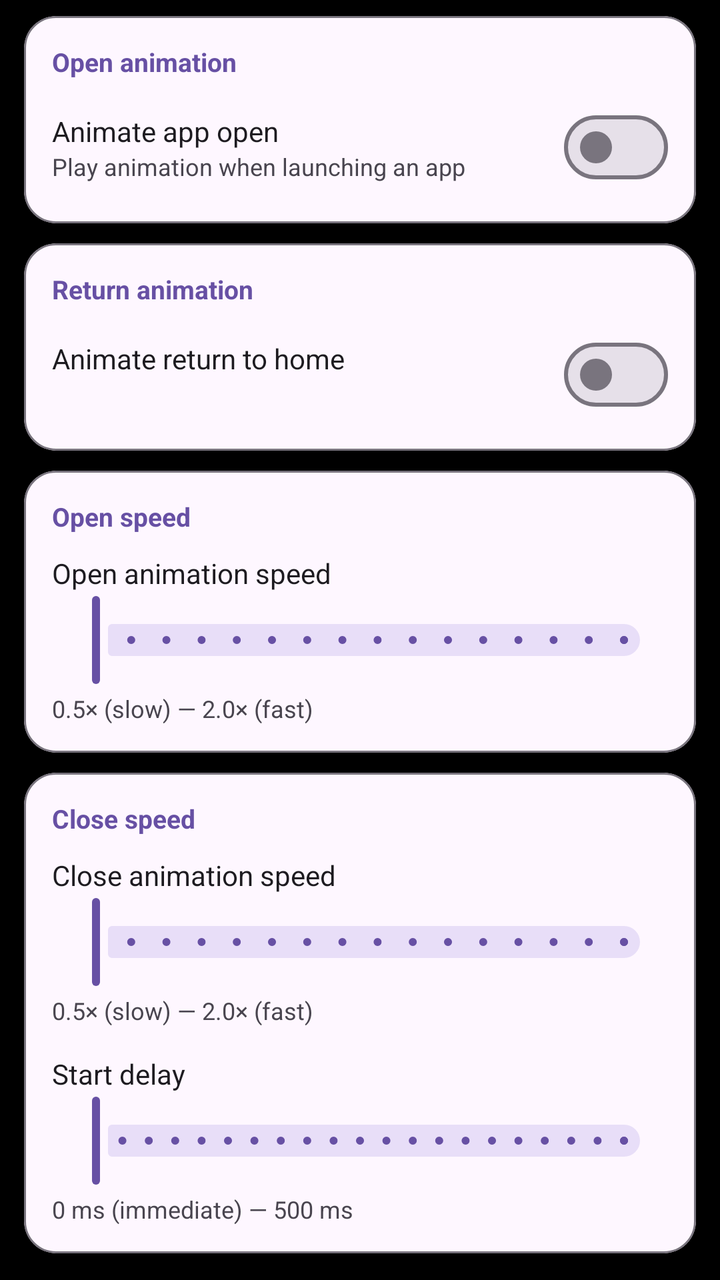
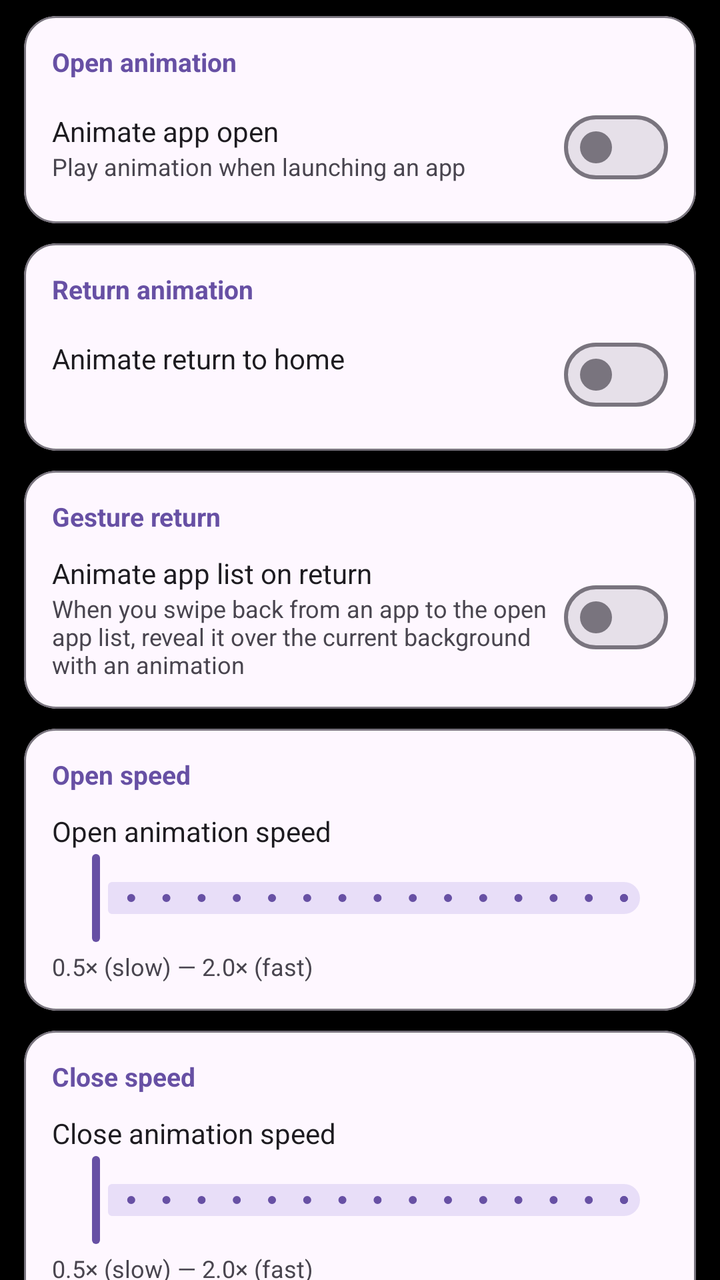

Before-and-after screenshots of an Android layout around one commit, followed by the original layout XML and the change that was made.
<!-- AndroidManifest.xml: application theme Theme.CloX -->
<!-- res/layout/fragment_settings_animation.xml -->
<?xml version="1.0" encoding="utf-8"?>
<androidx.core.widget.NestedScrollView
    xmlns:android="http://schemas.android.com/apk/res/android"
    xmlns:app="http://schemas.android.com/apk/res-auto"
    android:layout_width="match_parent"
    android:layout_height="match_parent"
    android:clipToPadding="false"
    android:fillViewport="true">

    <LinearLayout
        android:layout_width="match_parent"
        android:layout_height="wrap_content"
        android:orientation="vertical"
        android:paddingTop="8dp"
        android:paddingBottom="16dp">

        
        <com.google.android.material.card.MaterialCardView
            android:layout_width="match_parent" android:layout_height="wrap_content"
            android:layout_marginHorizontal="12dp" android:layout_marginBottom="10dp"
            app:cardCornerRadius="16dp" app:cardElevation="0dp"
            app:strokeWidth="1dp" app:strokeColor="?attr/colorOutline"
            app:cardBackgroundColor="?attr/colorSurface">
            <LinearLayout android:layout_width="match_parent" android:layout_height="wrap_content"
                android:orientation="vertical" android:padding="14dp">

                <TextView android:layout_width="wrap_content" android:layout_height="wrap_content"
                    android:text="@string/anim_setting_open_category"
                    android:textSize="13sp" android:textStyle="bold"
                    android:textColor="?attr/colorPrimary" android:layout_marginBottom="10dp" />

                
                <LinearLayout android:layout_width="match_parent" android:layout_height="wrap_content"
                    android:orientation="horizontal" android:gravity="center_vertical">
                    <LinearLayout android:layout_width="0dp" android:layout_height="wrap_content"
                        android:layout_weight="1" android:orientation="vertical">
                        <TextView android:layout_width="wrap_content" android:layout_height="wrap_content"
                            android:text="@string/anim_setting_open_title"
                            android:textSize="14sp" android:textColor="?attr/colorOnSurface" />
                        <TextView android:layout_width="wrap_content" android:layout_height="wrap_content"
                            android:text="@string/anim_setting_open_summary"
                            android:textSize="12sp" android:textColor="?attr/colorOnSurfaceVariant" />
                    </LinearLayout>
                    <com.google.android.material.materialswitch.MaterialSwitch
                        android:id="@+id/switchOpenAnim"
                        android:layout_width="wrap_content" android:layout_height="wrap_content" />
                </LinearLayout>

                
                <LinearLayout android:id="@+id/rowOpenAnimType"
                    android:layout_width="match_parent" android:layout_height="wrap_content"
                    android:orientation="horizontal" android:gravity="center_vertical"
                    android:layout_marginTop="14dp"
                    android:clickable="true" android:focusable="true"
                    android:background="?attr/selectableItemBackground"
                    android:visibility="gone">
                    <LinearLayout android:layout_width="0dp" android:layout_height="wrap_content"
                        android:layout_weight="1" android:orientation="vertical">
                        <TextView android:layout_width="wrap_content" android:layout_height="wrap_content"
                            android:text="@string/anim_setting_open_type_title"
                            android:textSize="14sp" android:textColor="?attr/colorOnSurface" />
                        <TextView android:id="@+id/tvOpenAnimType"
                            android:layout_width="wrap_content" android:layout_height="wrap_content"
                            android:textSize="12sp" android:textColor="?attr/colorOnSurfaceVariant" />
                    </LinearLayout>
                    <ImageView android:layout_width="20dp" android:layout_height="20dp"
                        android:src="@drawable/ic_expand_more" app:tint="?attr/colorOnSurfaceVariant" />
                </LinearLayout>

            </LinearLayout>
        </com.google.android.material.card.MaterialCardView>

        
        <com.google.android.material.card.MaterialCardView
            android:layout_width="match_parent" android:layout_height="wrap_content"
            android:layout_marginHorizontal="12dp" android:layout_marginBottom="10dp"
            app:cardCornerRadius="16dp" app:cardElevation="0dp"
            app:strokeWidth="1dp" app:strokeColor="?attr/colorOutline"
            app:cardBackgroundColor="?attr/colorSurface">
            <LinearLayout android:layout_width="match_parent" android:layout_height="wrap_content"
                android:orientation="vertical" android:padding="14dp">

                <TextView android:layout_width="wrap_content" android:layout_height="wrap_content"
                    android:text="@string/anim_setting_return_category"
                    android:textSize="13sp" android:textStyle="bold"
                    android:textColor="?attr/colorPrimary" android:layout_marginBottom="10dp" />

                <LinearLayout android:layout_width="match_parent" android:layout_height="wrap_content"
                    android:orientation="horizontal" android:gravity="center_vertical">
                    <LinearLayout android:layout_width="0dp" android:layout_height="wrap_content"
                        android:layout_weight="1" android:orientation="vertical">
                        <TextView android:layout_width="wrap_content" android:layout_height="wrap_content"
                            android:text="@string/anim_setting_return_title"
                            android:textSize="14sp" android:textColor="?attr/colorOnSurface" />
                        <TextView android:id="@+id/tvReturnAnimSummary"
                            android:layout_width="wrap_content" android:layout_height="wrap_content"
                            android:textSize="12sp" android:textColor="?attr/colorOnSurfaceVariant" />
                    </LinearLayout>
                    <com.google.android.material.materialswitch.MaterialSwitch
                        android:id="@+id/switchReturnAnim"
                        android:layout_width="wrap_content" android:layout_height="wrap_content" />
                </LinearLayout>

                
                <LinearLayout android:id="@+id/rowCloseAnimType"
                    android:layout_width="match_parent" android:layout_height="wrap_content"
                    android:orientation="horizontal" android:gravity="center_vertical"
                    android:layout_marginTop="14dp"
                    android:clickable="true" android:focusable="true"
                    android:background="?attr/selectableItemBackground"
                    android:visibility="gone">
                    <LinearLayout android:layout_width="0dp" android:layout_height="wrap_content"
                        android:layout_weight="1" android:orientation="vertical">
                        <TextView android:layout_width="wrap_content" android:layout_height="wrap_content"
                            android:text="@string/anim_setting_close_type_title"
                            android:textSize="14sp" android:textColor="?attr/colorOnSurface" />
                        <TextView android:id="@+id/tvCloseAnimType"
                            android:layout_width="wrap_content" android:layout_height="wrap_content"
                            android:textSize="12sp" android:textColor="?attr/colorOnSurfaceVariant" />
                    </LinearLayout>
                    <ImageView android:layout_width="20dp" android:layout_height="20dp"
                        android:src="@drawable/ic_expand_more" app:tint="?attr/colorOnSurfaceVariant" />
                </LinearLayout>

            </LinearLayout>
        </com.google.android.material.card.MaterialCardView>

        
        <com.google.android.material.card.MaterialCardView
            android:layout_width="match_parent" android:layout_height="wrap_content"
            android:layout_marginHorizontal="12dp" android:layout_marginBottom="10dp"
            app:cardCornerRadius="16dp" app:cardElevation="0dp"
            app:strokeWidth="1dp" app:strokeColor="?attr/colorOutline"
            app:cardBackgroundColor="?attr/colorSurface">
            <LinearLayout android:layout_width="match_parent" android:layout_height="wrap_content"
                android:orientation="vertical" android:padding="14dp">

                <TextView android:layout_width="wrap_content" android:layout_height="wrap_content"
                    android:text="@string/anim_setting_speed_category"
                    android:textSize="13sp" android:textStyle="bold"
                    android:textColor="?attr/colorPrimary" android:layout_marginBottom="10dp" />

                <LinearLayout android:layout_width="match_parent" android:layout_height="wrap_content"
                    android:orientation="horizontal" android:gravity="center_vertical">
                    <TextView android:layout_width="0dp" android:layout_height="wrap_content"
                        android:layout_weight="1"
                        android:text="@string/anim_setting_speed_title"
                        android:textSize="14sp" android:textColor="?attr/colorOnSurface" />
                    <TextView android:id="@+id/tvAnimSpeed"
                        android:layout_width="wrap_content" android:layout_height="wrap_content"
                        android:textSize="13sp" android:textColor="?attr/colorPrimary"
                        android:layout_marginStart="8dp" />
                </LinearLayout>

                <com.google.android.material.slider.Slider
                    android:id="@+id/sliderAnimSpeed"
                    android:layout_width="match_parent" android:layout_height="wrap_content"
                    android:valueFrom="0.5" android:valueTo="2.0" android:stepSize="0.1" />

                <TextView android:layout_width="wrap_content" android:layout_height="wrap_content"
                    android:text="@string/anim_setting_speed_hint"
                    android:textSize="12sp" android:textColor="?attr/colorOnSurfaceVariant"
                    android:layout_marginTop="2dp" />

            </LinearLayout>
        </com.google.android.material.card.MaterialCardView>

        
        <com.google.android.material.card.MaterialCardView
            android:layout_width="match_parent" android:layout_height="wrap_content"
            android:layout_marginHorizontal="12dp" android:layout_marginBottom="10dp"
            app:cardCornerRadius="16dp" app:cardElevation="0dp"
            app:strokeWidth="1dp" app:strokeColor="?attr/colorOutline"
            app:cardBackgroundColor="?attr/colorSurface">
            <LinearLayout android:layout_width="match_parent" android:layout_height="wrap_content"
                android:orientation="vertical" android:padding="14dp">

                <TextView android:layout_width="wrap_content" android:layout_height="wrap_content"
                    android:text="@string/anim_setting_close_speed_category"
                    android:textSize="13sp" android:textStyle="bold"
                    android:textColor="?attr/colorPrimary" android:layout_marginBottom="10dp" />

                <LinearLayout android:layout_width="match_parent" android:layout_height="wrap_content"
                    android:orientation="horizontal" android:gravity="center_vertical">
                    <TextView android:layout_width="0dp" android:layout_height="wrap_content"
                        android:layout_weight="1"
                        android:text="@string/anim_setting_close_speed_title"
                        android:textSize="14sp" android:textColor="?attr/colorOnSurface" />
                    <TextView android:id="@+id/tvCloseAnimSpeed"
                        android:layout_width="wrap_content" android:layout_height="wrap_content"
                        android:textSize="13sp" android:textColor="?attr/colorPrimary"
                        android:layout_marginStart="8dp" />
                </LinearLayout>

                <com.google.android.material.slider.Slider
                    android:id="@+id/sliderCloseAnimSpeed"
                    android:layout_width="match_parent" android:layout_height="wrap_content"
                    android:valueFrom="0.5" android:valueTo="2.0" android:stepSize="0.1" />

                <TextView android:layout_width="wrap_content" android:layout_height="wrap_content"
                    android:text="@string/anim_setting_speed_hint"
                    android:textSize="12sp" android:textColor="?attr/colorOnSurfaceVariant"
                    android:layout_marginTop="2dp" />

                <LinearLayout android:layout_width="match_parent" android:layout_height="wrap_content"
                    android:orientation="horizontal" android:gravity="center_vertical"
                    android:layout_marginTop="14dp">
                    <TextView android:layout_width="0dp" android:layout_height="wrap_content"
                        android:layout_weight="1"
                        android:text="@string/anim_setting_close_delay_title"
                        android:textSize="14sp" android:textColor="?attr/colorOnSurface" />
                    <TextView android:id="@+id/tvCloseAnimDelay"
                        android:layout_width="wrap_content" android:layout_height="wrap_content"
                        android:textSize="13sp" android:textColor="?attr/colorPrimary"
                        android:layout_marginStart="8dp" />
                </LinearLayout>

                <com.google.android.material.slider.Slider
                    android:id="@+id/sliderCloseAnimDelay"
                    android:layout_width="match_parent" android:layout_height="wrap_content"
                    android:valueFrom="0" android:valueTo="500" android:stepSize="25" />

                <TextView android:layout_width="wrap_content" android:layout_height="wrap_content"
                    android:text="@string/anim_setting_close_delay_hint"
                    android:textSize="12sp" android:textColor="?attr/colorOnSurfaceVariant"
                    android:layout_marginTop="2dp" />

            </LinearLayout>
        </com.google.android.material.card.MaterialCardView>

    </LinearLayout>
</androidx.core.widget.NestedScrollView>
<!-- resources referenced by this layout -->
<resources>
  <!-- drawable ic_expand_more (drawable) -->
  <?xml version="1.0" encoding="utf-8"?>
  <vector xmlns:android="http://schemas.android.com/apk/res/android"
      android:width="24dp" android:height="24dp"
      android:viewportWidth="24" android:viewportHeight="24"
      android:tint="?attr/colorControlNormal">
      <path android:fillColor="@android:color/white"
          android:pathData="M16.59,8.59L12,13.17 7.41,8.59 6,10l6,6 6,-6 -1.41,-1.41z"/>
  </vector>
  <string name="anim_setting_close_delay_hint">0 ms (immediate) — 500 ms</string>
  <string name="anim_setting_close_delay_title">Start delay</string>
  <string name="anim_setting_close_speed_category">Close speed</string>
  <string name="anim_setting_close_speed_title">Close animation speed</string>
  <string name="anim_setting_close_type_title">Animation style</string>
  <string name="anim_setting_open_category">Open animation</string>
  <string name="anim_setting_open_summary">Play animation when launching an app</string>
  <string name="anim_setting_open_title">Animate app open</string>
  <string name="anim_setting_open_type_title">Animation style</string>
  <string name="anim_setting_return_category">Return animation</string>
  <string name="anim_setting_return_title">Animate return to home</string>
  <string name="anim_setting_speed_category">Open speed</string>
  <string name="anim_setting_speed_hint">0.5× (slow) — 2.0× (fast)</string>
  <string name="anim_setting_speed_title">Open animation speed</string>
  <style name="Theme.CloX" parent="Theme.Material3.DayNight.NoActionBar">
          <item name="android:windowBackground">@android:color/black</item>
          <item name="android:windowAnimationStyle">@null</item>
      </style>
</resources>

<!-- the commit's change to res/layout/fragment_settings_animation.xml (unified diff, before → after) -->
@@ -120,6 +120,115 @@
                     </LinearLayout>
                     <ImageView android:layout_width="20dp" android:layout_height="20dp"
                         android:src="@drawable/ic_expand_more" app:tint="?attr/colorOnSurfaceVariant" />
+                </LinearLayout>
+
+            </LinearLayout>
+        </com.google.android.material.card.MaterialCardView>
+
+        
+        <com.google.android.material.card.MaterialCardView
+            android:layout_width="match_parent" android:layout_height="wrap_content"
+            android:layout_marginHorizontal="12dp" android:layout_marginBottom="10dp"
+            app:cardCornerRadius="16dp" app:cardElevation="0dp"
+            app:strokeWidth="1dp" app:strokeColor="?attr/colorOutline"
+            app:cardBackgroundColor="?attr/colorSurface">
+            <LinearLayout android:layout_width="match_parent" android:layout_height="wrap_content"
+                android:orientation="vertical" android:padding="14dp">
+
+                <TextView android:layout_width="wrap_content" android:layout_height="wrap_content"
+                    android:text="@string/anim_setting_gesture_return_category"
+                    android:textSize="13sp" android:textStyle="bold"
+                    android:textColor="?attr/colorPrimary" android:layout_marginBottom="10dp" />
+
+                
+                <LinearLayout android:layout_width="match_parent" android:layout_height="wrap_content"
+                    android:orientation="horizontal" android:gravity="center_vertical">
+                    <LinearLayout android:layout_width="0dp" android:layout_height="wrap_content"
+                        android:layout_weight="1" android:orientation="vertical">
+                        <TextView android:layout_width="wrap_content" android:layout_height="wrap_content"
+                            android:text="@string/anim_setting_gesture_return_title"
+                            android:textSize="14sp" android:textColor="?attr/colorOnSurface" />
+                        <TextView android:layout_width="wrap_content" android:layout_height="wrap_content"
+                            android:text="@string/anim_setting_gesture_return_summary"
+                            android:textSize="12sp" android:textColor="?attr/colorOnSurfaceVariant" />
+                    </LinearLayout>
+                    <com.google.android.material.materialswitch.MaterialSwitch
+                        android:id="@+id/switchGestureReturn"
+                        android:layout_width="wrap_content" android:layout_height="wrap_content" />
+                </LinearLayout>
+
+                
+                <LinearLayout android:id="@+id/rowGestureReturnType"
+                    android:layout_width="match_parent" android:layout_height="wrap_content"
+                    android:orientation="horizontal" android:gravity="center_vertical"
+                    android:layout_marginTop="14dp"
+                    android:clickable="true" android:focusable="true"
+                    android:background="?attr/selectableItemBackground"
+                    android:visibility="gone">
+                    <LinearLayout android:layout_width="0dp" android:layout_height="wrap_content"
+                        android:layout_weight="1" android:orientation="vertical">
+                        <TextView android:layout_width="wrap_content" android:layout_height="wrap_content"
+                            android:text="@string/anim_setting_gesture_return_type_title"
+                            android:textSize="14sp" android:textColor="?attr/colorOnSurface" />
+                        <TextView android:id="@+id/tvGestureReturnType"
+                            android:layout_width="wrap_content" android:layout_height="wrap_content"
+                            android:textSize="12sp" android:textColor="?attr/colorOnSurfaceVariant" />
+                    </LinearLayout>
+                    <ImageView android:layout_width="20dp" android:layout_height="20dp"
+                        android:src="@drawable/ic_expand_more" app:tint="?attr/colorOnSurfaceVariant" />
+                </LinearLayout>
+
+                
+                <LinearLayout android:id="@+id/groupGestureReturnSpeed"
+                    android:layout_width="match_parent" android:layout_height="wrap_content"
+                    android:orientation="vertical" android:layout_marginTop="14dp"
+                    android:visibility="gone">
+
+                    <LinearLayout android:layout_width="match_parent" android:layout_height="wrap_content"
+                        android:orientation="horizontal" android:gravity="center_vertical">
+                        <TextView android:layout_width="0dp" android:layout_height="wrap_content"
+                            android:layout_weight="1"
+                            android:text="@string/anim_setting_gesture_return_speed_title"
+                            android:textSize="14sp" android:textColor="?attr/colorOnSurface" />
+                        <TextView android:id="@+id/tvGestureReturnSpeed"
+                            android:layout_width="wrap_content" android:layout_height="wrap_content"
+                            android:textSize="13sp" android:textColor="?attr/colorPrimary"
+                            android:layout_marginStart="8dp" />
+                    </LinearLayout>
+
+                    <com.google.android.material.slider.Slider
+                        android:id="@+id/sliderGestureReturnSpeed"
+                        android:layout_width="match_parent" android:layout_height="wrap_content"
+                        android:valueFrom="0.5" android:valueTo="2.0" android:stepSize="0.1" />
+
+                    <TextView android:layout_width="wrap_content" android:layout_height="wrap_content"
+                        android:text="@string/anim_setting_speed_hint"
+                        android:textSize="12sp" android:textColor="?attr/colorOnSurfaceVariant"
+                        android:layout_marginTop="2dp" />
+
+                    <LinearLayout android:layout_width="match_parent" android:layout_height="wrap_content"
+                        android:orientation="horizontal" android:gravity="center_vertical"
+                        android:layout_marginTop="14dp">
+                        <TextView android:layout_width="0dp" android:layout_height="wrap_content"
+                            android:layout_weight="1"
+                            android:text="@string/anim_setting_gesture_return_delay_title"
+                            android:textSize="14sp" android:textColor="?attr/colorOnSurface" />
+                        <TextView android:id="@+id/tvGestureReturnDelay"
+                            android:layout_width="wrap_content" android:layout_height="wrap_content"
+                            android:textSize="13sp" android:textColor="?attr/colorPrimary"
+                            android:layout_marginStart="8dp" />
+                    </LinearLayout>
+
+                    <com.google.android.material.slider.Slider
+                        android:id="@+id/sliderGestureReturnDelay"
+                        android:layout_width="match_parent" android:layout_height="wrap_content"
+                        android:valueFrom="0" android:valueTo="500" android:stepSize="25" />
+
+                    <TextView android:layout_width="wrap_content" android:layout_height="wrap_content"
+                        android:text="@string/anim_setting_close_delay_hint"
+                        android:textSize="12sp" android:textColor="?attr/colorOnSurfaceVariant"
+                        android:layout_marginTop="2dp" />
+
                 </LinearLayout>
 
             </LinearLayout>
<!-- resource entries referenced after the edit -->
@@ -14,6 +14,12 @@
   <string name="anim_setting_close_speed_category">Close speed</string>
   <string name="anim_setting_close_speed_title">Close animation speed</string>
   <string name="anim_setting_close_type_title">Animation style</string>
+  <string name="anim_setting_gesture_return_category">Gesture return</string>
+  <string name="anim_setting_gesture_return_delay_title">Start delay</string>
+  <string name="anim_setting_gesture_return_speed_title">Reveal speed</string>
+  <string name="anim_setting_gesture_return_summary">When you swipe back from an app to the open app list, reveal it over the current background with an animation</string>
+  <string name="anim_setting_gesture_return_title">Animate app list on return</string>
+  <string name="anim_setting_gesture_return_type_title">Reveal style</string>
   <string name="anim_setting_open_category">Open animation</string>
   <string name="anim_setting_open_summary">Play animation when launching an app</string>
   <string name="anim_setting_open_title">Animate app open</string>
